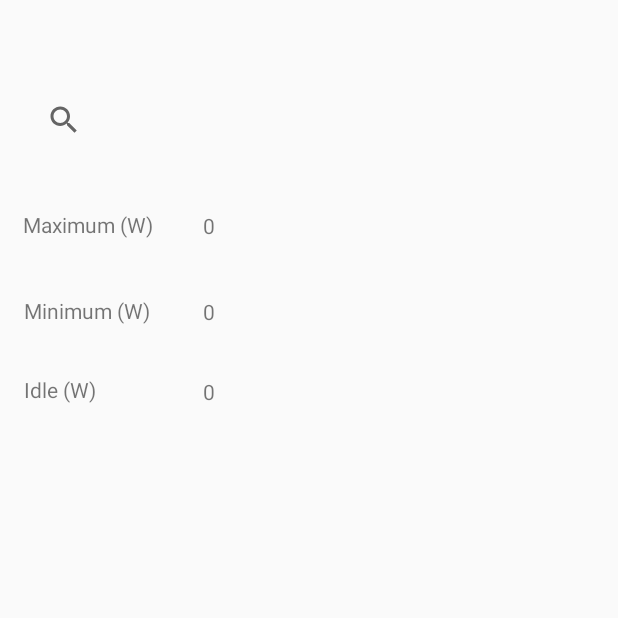
After one commit to ETS-Android2/PowerPal, an Android app: the ApplianceSearchActivity screen opened directly, with no data from a screen before it, on a phone screen of 412 x 824 dp, the top half of it. The commit adds this screen. Run offline under Robolectric (Android 15) with nearby library versions, the phone set to English and light mode, and no system bars; 2 statements that could not run were skipped.

Commit message:
Attempted Search

```diff
--- a/app/app/src/main/AndroidManifest.xml
+++ b/app/app/src/main/AndroidManifest.xml
@@ -9,6 +9,9 @@
         android:roundIcon="@mipmap/ic_launcher_round"
         android:supportsRtl="true"
         android:theme="@style/Theme.AppCompat.Light.NoActionBar">
+        <activity
+            android:name=".ApplianceSearchActivity"
+            android:exported="true" />
         <activity
             android:name=".CreateAccountActivity"
             android:exported="true" />
--- /dev/null
+++ b/app/app/src/main/java/com/example/powerpal/ApplianceSearchActivity.java
@@ -0,0 +1,44 @@
+package com.example.powerpal;
+
+import androidx.appcompat.app.AppCompatActivity;
+import androidx.core.view.MenuItemCompat;
+
+import android.app.SearchManager;
+import android.content.Context;
+import android.content.Intent;
+import android.os.Bundle;
+import android.text.Editable;
+import android.text.TextWatcher;
+import android.view.Menu;
+import android.view.MenuInflater;
+import android.view.MenuItem;
+import android.widget.EditText;
+import android.widget.SearchView;
+
+public class ApplianceSearchActivity extends AppCompatActivity {
+
+    DbManager db =  new DbManager(this);
+    @Override
+    protected void onCreate(Bundle savedInstanceState) {
+        super.onCreate(savedInstanceState);
+        setContentView(R.layout.activity_appliance_search_activity);
+        EditText searcher = (EditText) findViewById(R.id.searchView);
+        searcher.addTextChangedListener(new TextWatcher() {
+            @Override
+            public void beforeTextChanged(CharSequence charSequence, int i, int i1, int i2) {
+
+            }
+
+            @Override
+            public void onTextChanged(CharSequence charSequence, int i, int i1, int i2) {
+                System.out.println("here");
+                db.searchAppliance((String) charSequence);
+            }
+
+            @Override
+            public void afterTextChanged(Editable editable) {
+
+            }
+        });
+    }
+}
--- a/app/app/src/main/java/com/example/powerpal/CreateAccountActivity.java
+++ b/app/app/src/main/java/com/example/powerpal/CreateAccountActivity.java
@@ -69,10 +69,6 @@ public class CreateAccountActivity extends AppCompatActivity {
         if (validateFields()) {
             EditText enterEmail = (EditText) findViewById(R.id.editTextCreateEmail);
             EditText password = (EditText) findViewById(R.id.editTextCreatePassword);
-            if (!db.createNewAccount(enterEmail.getText().toString(), password.getText().toString())) {
-                enterEmail.setError("An account already exists for this email");
-            }
-
         }
     }
 }
--- a/app/app/src/main/java/com/example/powerpal/DbManager.java
+++ b/app/app/src/main/java/com/example/powerpal/DbManager.java
@@ -23,13 +23,10 @@ public class DbManager extends SQLiteOpenHelper {
     public void onUpgrade(SQLiteDatabase db, int oldVersion, int newVersion) {
     }
 
-    public boolean searchAppliance(String name) {
+    public boolean searchAppliance(String appliance) {
 
         SQLiteDatabase db = this.getReadableDatabase();
-        Cursor res =  db.rawQuery( "select * from appliance where email like %" + name +"%", null );
-
-        if (!res.moveToFirst())
-            return false;
+        Cursor res =  db.rawQuery( "select * from appliance where appliance like %" + appliance +"%", null );
 
         return true;
     }
--- a/app/app/src/main/java/com/example/powerpal/MainActivity.java
+++ b/app/app/src/main/java/com/example/powerpal/MainActivity.java
@@ -32,6 +32,11 @@ public class MainActivity extends AppCompatActivity {
         startActivity(intent);
     }
 
+    public void searchAppliance(View view) {
+        Intent intent = new Intent(this, ApplianceSearchActivity.class);
+        startActivity(intent);
+    }
+
     public void login(View view) {
         EditText enterEmail = (EditText) findViewById(R.id.editTextEmail);
         EditText password = (EditText) findViewById(R.id.editTextPassword);
--- /dev/null
+++ b/app/app/src/main/res/layout/activity_appliance_search_activity.xml
@@ -0,0 +1,101 @@
+<?xml version="1.0" encoding="utf-8"?>
+<androidx.constraintlayout.widget.ConstraintLayout xmlns:android="http://schemas.android.com/apk/res/android"
+    xmlns:app="http://schemas.android.com/apk/res-auto"
+    xmlns:tools="http://schemas.android.com/tools"
+    android:layout_width="match_parent"
+    android:layout_height="match_parent"
+    tools:context=".ApplianceSearchActivitiy">
+
+    <com.google.android.material.textfield.TextInputLayout
+        android:id="@+id/textInputLayout"
+        android:layout_width="match_parent"
+        android:layout_height="wrap_content">
+
+    </com.google.android.material.textfield.TextInputLayout>
+
+    <TextView
+        android:id="@+id/idleWatt"
+        android:layout_width="111dp"
+        android:layout_height="35dp"
+        android:text="Idle (W)"
+        app:layout_constraintBottom_toBottomOf="parent"
+        app:layout_constraintEnd_toEndOf="parent"
+        app:layout_constraintHorizontal_bias="0.053"
+        app:layout_constraintStart_toStartOf="parent"
+        app:layout_constraintTop_toTopOf="parent"
+        app:layout_constraintVertical_bias="0.317" />
+
+    <TextView
+        android:id="@+id/minWatt"
+        android:layout_width="111dp"
+        android:layout_height="35dp"
+        android:text="Minimum (W)"
+        app:layout_constraintBottom_toBottomOf="parent"
+        app:layout_constraintEnd_toEndOf="parent"
+        app:layout_constraintHorizontal_bias="0.053"
+        app:layout_constraintStart_toStartOf="parent"
+        app:layout_constraintTop_toTopOf="parent"
+        app:layout_constraintVertical_bias="0.25" />
+
+    <TextView
+        android:id="@+id/idleWattVal"
+        android:layout_width="61dp"
+        android:layout_height="34dp"
+        android:text="0"
+        app:layout_constraintBottom_toBottomOf="parent"
+        app:layout_constraintEnd_toEndOf="parent"
+        app:layout_constraintHorizontal_bias="0.385"
+        app:layout_constraintStart_toStartOf="parent"
+        app:layout_constraintTop_toTopOf="parent"
+        app:layout_constraintVertical_bias="0.318" />
+
+    <TextView
+        android:id="@+id/minWattVal"
+        android:layout_width="61dp"
+        android:layout_height="34dp"
+        android:layout_marginBottom="28dp"
+        android:text="0"
+        app:layout_constraintBottom_toBottomOf="parent"
+        app:layout_constraintEnd_toEndOf="parent"
+        app:layout_constraintHorizontal_bias="0.385"
+        app:layout_constraintStart_toStartOf="parent"
+        app:layout_constraintTop_toTopOf="parent"
+        app:layout_constraintVertical_bias="0.26" />
+
+    <TextView
+        android:id="@+id/maxWattVal"
+        android:layout_width="61dp"
+        android:layout_height="34dp"
+        android:layout_marginBottom="32dp"
+        android:text="0"
+        app:layout_constraintBottom_toBottomOf="parent"
+        app:layout_constraintEnd_toEndOf="parent"
+        app:layout_constraintHorizontal_bias="0.385"
+        app:layout_constraintStart_toStartOf="parent"
+        app:layout_constraintTop_toTopOf="parent"
+        app:layout_constraintVertical_bias="0.186" />
+
+    <TextView
+        android:id="@+id/maxWatt"
+        android:layout_width="111dp"
+        android:layout_height="34dp"
+        android:text="Maximum (W)"
+        app:layout_constraintBottom_toBottomOf="parent"
+        app:layout_constraintEnd_toEndOf="parent"
+        app:layout_constraintHorizontal_bias="0.05"
+        app:layout_constraintStart_toStartOf="parent"
+        app:layout_constraintTop_toTopOf="parent"
+        app:layout_constraintVertical_bias="0.177" />
+
+    <SearchView
+        android:id="@+id/searchView"
+        android:layout_width="375dp"
+        android:layout_height="59dp"
+        android:queryHint="Enter Appliance Type"
+        app:layout_constraintBottom_toBottomOf="parent"
+        app:layout_constraintEnd_toEndOf="parent"
+        app:layout_constraintStart_toStartOf="parent"
+        app:layout_constraintTop_toTopOf="@+id/textInputLayout"
+        app:layout_constraintVertical_bias="0.065" />
+
+</androidx.constraintlayout.widget.ConstraintLayout>
--- a/app/app/src/main/res/layout/activity_main.xml
+++ b/app/app/src/main/res/layout/activity_main.xml
@@ -79,4 +79,19 @@
         app:layout_constraintVertical_bias="0.021"
         app:srcCompat="@android:drawable/ic_menu_help" />
 
+    <Button
+        android:id="@+id/applianceSearch"
+        android:layout_width="wrap_content"
+        android:layout_height="wrap_content"
+        android:layout_marginStart="128dp"
+        android:layout_marginTop="68dp"
+        android:layout_marginEnd="126dp"
+        android:layout_marginBottom="171dp"
+        android:onClick="searchAppliance"
+        android:text="Search Appliance"
+        app:layout_constraintBottom_toBottomOf="parent"
+        app:layout_constraintEnd_toEndOf="parent"
+        app:layout_constraintStart_toStartOf="parent"
+        app:layout_constraintTop_toBottomOf="@+id/button2" />
+
 </androidx.constraintlayout.widget.ConstraintLayout>
```
